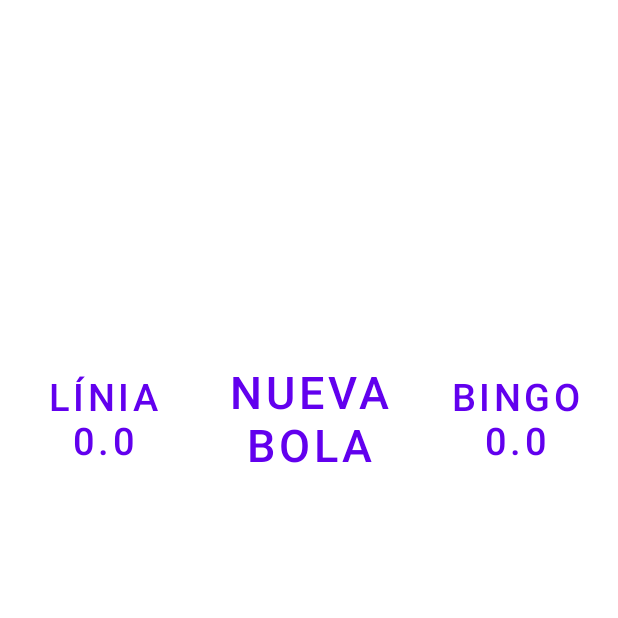
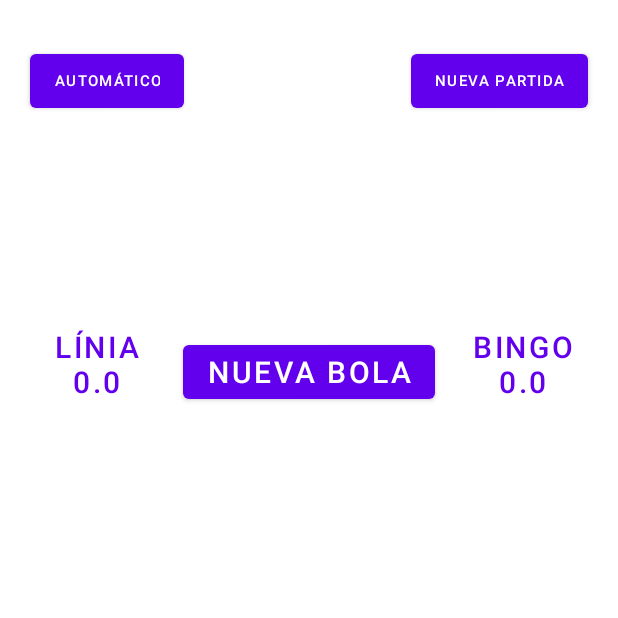
Before and after one commit to vicentlozano/androiBingo, an Android app built with Jetpack Compose: the Bombo screen opened directly, with no data from a screen before it, on a phone screen of 412 x 824 dp, the top half of it. Run offline under Robolectric (Android 15) with nearby library versions, the phone set to English and light mode, and no system bars.

Commit message:
Nueva VERSION V2

```diff
--- a/app/src/main/java/vilo/dev/Bombo.kt
+++ b/app/src/main/java/vilo/dev/Bombo.kt
@@ -1,14 +1,18 @@
 package vilo.dev
 
-import android.animation.ObjectAnimator
-import android.animation.PropertyValuesHolder
+
+import android.content.Intent
 import android.os.Bundle
+import android.os.Handler
 import android.os.Looper
+import android.speech.tts.TextToSpeech
 import android.view.Gravity
-import android.widget.Button
+import android.view.View
+import android.widget.GridLayout
+import android.widget.TextView
 import androidx.activity.enableEdgeToEdge
 import androidx.appcompat.app.AppCompatActivity
-import android.widget.GridLayout
+import androidx.appcompat.content.res.AppCompatResources
 import com.google.android.material.button.MaterialButton
 import android.widget.TextView as textView
 
@@ -19,7 +23,8 @@ class Bombo : AppCompatActivity() {
     private var arrayBombo = IntArray(90)
     private var arrayTextViews = Array<String?>(90) { null } // Array para guardar el estado de los TextViews
     private var bolaSaliente: String? = null // Variable para guardar el estado del TextView bola_saliente
-
+    private lateinit var textToSpeech: TextToSpeech
+git
 
 
     override fun onCreate(savedInstanceState: Bundle?) {
@@ -29,18 +34,20 @@ class Bombo : AppCompatActivity() {
             precio = savedInstanceState.getDouble("precio")
             seleccion = savedInstanceState.getInt("seleccion")
             arrayBombo = savedInstanceState.getIntArray("arrayBombo") ?: IntArray(90)
-            arrayTextViews = savedInstanceState.getStringArray("arrayTextViews") ?: Array<String?>(90) { null }
+            arrayTextViews =
+                savedInstanceState.getStringArray("arrayTextViews") ?: Array<String?>(90) { null }
             bolaSaliente = savedInstanceState.getString("bolaSaliente")
 
 
+        }
 
-        }
+
         setContentView(R.layout.bombo)
-         numeroCartones = intent.getIntExtra("numeroCartones", 0)
-         precio = intent.getDoubleExtra("precio", 0.0)
-         seleccion = intent.getIntExtra("seleccion", 0)
+        numeroCartones = intent.getIntExtra("numeroCartones", 0)
+        precio = intent.getDoubleExtra("precio", 0.0)
+        seleccion = intent.getIntExtra("seleccion", 0)
         enableEdgeToEdge()
-        premios(numeroCartones,precio,seleccion)
+        premios(numeroCartones, precio, seleccion)
         noventaContenedores()
         for (i in 1..90) {
             val textView = findViewById<textView>(i)
@@ -48,73 +55,53 @@ class Bombo : AppCompatActivity() {
         }
         val botonBombo = findViewById<MaterialButton>(R.id.botonNuevaBola)
         botonBombo.setOnClickListener {
+            val numeroSalida = findViewById<TextView>(R.id.bola_saliente)
+            numeroSalida.visibility = View.VISIBLE // Aquí se cambia la visibilidad a visible
             nunmeroAleatorio()
+
         }
-        val botonBingo = findViewById<MaterialButton>(R.id.bingo)
-        botonBingo.setOnClickListener {
-            val count = arrayBombo.count { it !==0}
-            if (count >= 15){
-            showAlertBingo(getString(R.string.es_bingo))}
+        var isPlaying = false
+        val botonPlayPause = findViewById<MaterialButton>(R.id.play)
+        botonPlayPause.setOnClickListener(){
+            if(isPlaying){
+            botonPlayPause.background = AppCompatResources.getDrawable(this,R.drawable.playerpause)
+                handler.postDelayed(runnable, 4000) // Inicia el cambio automático de la bola
+                isPlaying=false
+            }
+            else{
+                botonPlayPause.background = AppCompatResources.getDrawable(this, R.drawable.playerplay)
+                handler.removeCallbacks(runnable) // Detiene el cambio automático de la bola
+                isPlaying=true
+            }
         }
         val numeroSalida = findViewById<textView>(R.id.bola_saliente)
         numeroSalida.text = bolaSaliente ?: ""
-        //animaciones botonoes bingo y linia
-        val botonLinea: MaterialButton = findViewById(R.id.Línia)
-        botonLinea.setOnClickListener {
-            val count = arrayBombo.count { it != 0 }
-            if (count >= 5) {
-            showAlertLinia()}
+        val botonNuevaPartida = findViewById<MaterialButton>(R.id.boton_nueva_partida)
+        botonNuevaPartida.setOnClickListener{
+            val intent = Intent(this, Configuration:: class.java)
+            startActivity(intent)
         }
-        val handlerLinea = android.os.Handler(Looper.getMainLooper())
-        val runnableLinea = object : Runnable {
-            override fun run() {
-                // Crear y ejecutar la animación para el botón de línea
-                val animacionLinea = ObjectAnimator.ofPropertyValuesHolder(
-                    botonLinea,
-                    PropertyValuesHolder.ofFloat("scaleX", 1.2f),
-                    PropertyValuesHolder.ofFloat("scaleY", 1.2f)
-                ).apply {
-                    duration = 500 // duración en milisegundos
-                    repeatCount = 1
-                    repeatMode = ObjectAnimator.REVERSE
+        val manual_automatico = findViewById<MaterialButton>(R.id.manual_automatico)
+        manual_automatico.setOnClickListener{
+            if(manual_automatico.text==getString(R.string.automatico)) {
+                manual_automatico.text= getString(R.string.manual)
+                //handler.postDelayed(runnable, 4000) // Inicia el cambio automático de la bola
+                botonBombo.visibility = View.GONE
+                botonPlayPause.visibility = View.VISIBLE
+                isPlaying=true
                 }
-                animacionLinea.start()
-
-                // Repetir este Runnable cada 8 segundos
-                handlerLinea.postDelayed(this, 8000)
-            }
+                else{
+                    manual_automatico.text = getString(R.string.automatico)
+                handler.removeCallbacks(runnable) // Detiene el cambio automático de la bola
+                botonBombo.visibility = View.VISIBLE
+                botonPlayPause.visibility = View.GONE
+                }
         }
-
-        val handlerBingo = android.os.Handler(Looper.getMainLooper())
-        val runnableBingo = object : Runnable {
-            override fun run() {
-                // Crear y ejecutar la animación para el botón de bingo
-                val animacionBingo = ObjectAnimator.ofPropertyValuesHolder(
-                    botonBingo,
-                    PropertyValuesHolder.ofFloat("scaleX", 1.2f),
-                    PropertyValuesHolder.ofFloat("scaleY", 1.2f)
-                ).apply {
-                    duration = 500 // duración en milisegundos
-                    repeatCount = 1
-                    repeatMode = ObjectAnimator.REVERSE
-                }
-                animacionBingo.start()
-
-                // Repetir este Runnable cada 8 segundos
-                handlerBingo.postDelayed(this, 8000)
-            }
-        }
-
-        // Iniciar los Runnables
-        handlerLinea.post(runnableLinea)
-        handlerBingo.post(runnableBingo)
-            }
 
 
 
 
-
-
+    }
 
 
     private fun noventaContenedores() {
@@ -151,29 +138,16 @@ class Bombo : AppCompatActivity() {
         textView.text = numero.toString()
         val numeroSalida = findViewById<textView>(R.id.bola_saliente)
         numeroSalida.text = numero.toString()
-        if(!arrayBombo.contains(0)){
-          showAlertBingo(getString(R.string.bombo_completo))
 
-        }
+
 
 
     }
-    private fun showAlertBingo(mensage: String){
-        val dialogo = MiDialogoPersonalizado()
 
-            val args = Bundle()
-            args.putString("mensage", mensage)
-            dialogo.arguments = args
-            dialogo.show(supportFragmentManager, "MiDialogoPersonalizado")
-        }
-    private fun showAlertLinia(){
-        val dialogo = MiDialogoPersonalizadoLinia()
-        dialogo.show(supportFragmentManager,"MiDialogoPersonalizadoLinia")
-    }
 
     private fun premios(cartones: Int, precio: Double,porcentaje: Int){
-        val botonLinea = findViewById<Button>(R.id.Línia)
-        val botonBingo = findViewById<Button>(R.id.bingo)
+        val botonLinea = findViewById<TextView>(R.id.Línia)
+        val botonBingo = findViewById<TextView>(R.id.bingo)
         val premioTotal = cartones * precio
         var premioBingo = 0.0
         var premioLinia  = 0.0
@@ -208,5 +182,15 @@ class Bombo : AppCompatActivity() {
         outState.putString("bolaSaliente", numeroSalida.text.toString())
 
     }
+    private val handler = Handler(Looper.getMainLooper())
+    private val runnable = object : Runnable {
+        override fun run() {
+            nunmeroAleatorio()
+            handler.postDelayed(this, 4000) // Ejecuta el Runnable cada 4 segundos
+        }
+    }
+
+
+
 
     }
--- /dev/null
+++ b/app/src/main/res/drawable/bingo_ball.xml
@@ -0,0 +1,18 @@
+<?xml version="1.0" encoding="utf-8"?>
+<layer-list xmlns:android="http://schemas.android.com/apk/res/android">
+    <item>
+        <shape android:shape="oval">
+            <solid android:color="#50000000"/>
+            <padding android:bottom="3dp" android:left="3dp" android:right="3dp" android:top="3dp"/>
+        </shape>
+    </item>
+    <item>
+        <shape android:shape="oval">
+            <gradient
+                android:startColor="#4CAF50"
+                android:endColor="#388E3C"
+                android:type="radial"
+                android:gradientRadius="50%p" />
+        </shape>
+    </item>
+</layer-list>
--- a/app/src/main/res/drawable/boton_bola_nueva.xml
+++ /dev/null
@@ -1,6 +0,0 @@
-<?xml version="1.0" encoding="utf-8"?>
-<shape xmlns:android="http://schemas.android.com/apk/res/android">
-    <solid android:color="#00000000"/> <!-- color del botón -->
-    <corners android:radius="100dp"/> <!-- radio de la esquina -->
-    <size android:width="80dp" android:height="80dp"/>
-</shape>
--- a/app/src/main/res/drawable/rounf_button.xml
+++ b/app/src/main/res/drawable/rounf_button.xml
@@ -1,5 +1,9 @@
 <?xml version="1.0" encoding="utf-8"?>
-<shape xmlns:android="http://schemas.android.com/apk/res/android">
-    <solid android:color="#FFFF00"/> <!-- Color de fondo amarillo -->
-    <corners android:radius="250dp"/> <!-- Esquinas redondeadas -->
-</shape>
+<selector xmlns:android="http://schemas.android.com/apk/res/android">
+    <item>
+        <shape>
+            <solid android:color="#B3000000"/> <!-- Fondo transparente al 70% -->
+            <corners android:radius="10dp"/> <!-- Bordes redondeados -->
+        </shape>
+    </item>
+</selector>
--- a/app/src/main/res/layout/bombo.xml
+++ b/app/src/main/res/layout/bombo.xml
@@ -1,73 +1,111 @@
 <?xml version="1.0" encoding="utf-8"?>
-<LinearLayout xmlns:android="http://schemas.android.com/apk/res/android"
+<androidx.constraintlayout.widget.ConstraintLayout xmlns:android="http://schemas.android.com/apk/res/android"
+    xmlns:app="http://schemas.android.com/apk/res-auto"
     android:id="@+id/bomboLayout"
     android:layout_width="match_parent"
     android:layout_height="match_parent"
-
     android:gravity="center"
     android:orientation="vertical">
 
-    <LinearLayout
-        android:layout_width="match_parent"
-        android:layout_height="0dp"
-        android:layout_weight="1"
-        android:orientation="vertical">
 
+    <androidx.constraintlayout.widget.Guideline
+        android:layout_height="wrap_content"
+        android:layout_width="wrap_content"
+        android:orientation="horizontal"
+        android:id="@+id/guia_Horizontal"
+        app:layout_constraintGuide_percent="@dimen/guia_horizontal_position" />
     <TextView
         android:id="@+id/bola_saliente"
-            android:layout_width="match_parent"
-            android:layout_height="0dp"
-            android:layout_weight="1"
+        android:layout_width="150dp"
+        android:layout_height="150dp"
         android:gravity="center"
-            android:textColor="#4CAF50"
-            android:textSize="100sp" />
-        <LinearLayout
-            android:layout_width="match_parent"
-            android:layout_height="0dp"
-            android:layout_weight = "1"
-            android:orientation="horizontal"
-            android:gravity="center">
+        android:text="2"
+        android:alpha="1"
+        android:textSize="90sp"
+        android:visibility="invisible"
+        app:layout_constraintTop_toTopOf="parent"
+        android:layout_marginTop="50dp"
+        android:layout_marginBottom="50dp"
+        app:layout_constraintStart_toStartOf="parent"
+        app:layout_constraintEnd_toEndOf="parent"
+        android:background="@drawable/bingo_ball" />
     <com.google.android.material.button.MaterialButton
+        android:layout_width="wrap_content"
+        android:layout_height="wrap_content"
+        android:id="@+id/manual_automatico"
+        android:layout_marginStart="20dp"
+        app:layout_constraintStart_toStartOf="parent"
+        app:layout_constraintTop_toTopOf="parent"
+        android:text="@string/automatico"
+        android:textSize="10sp"
+        android:layout_marginEnd="20dp"
+        android:layout_marginTop="30dp"/>
+    <com.google.android.material.button.MaterialButton
+        android:layout_width="wrap_content"
+        android:layout_height="wrap_content"
+        android:layout_marginStart="20dp"
+        android:id="@+id/boton_nueva_partida"
+        app:layout_constraintEnd_toEndOf="parent"
+        app:layout_constraintTop_toTopOf="parent"
+        android:text="@string/nueva_partida1"
+        android:textSize="10sp"
+        android:layout_marginEnd="20dp"
+        android:layout_marginTop="30dp"/>
+    <TextView
         android:id="@+id/Línia"
         style="@style/Widget.MaterialComponents.Button.TextButton"
         android:layout_width="0dp"
         android:layout_height="wrap_content"
-                android:layout_weight="1"
+       app:layout_constraintStart_toStartOf="parent"
+        app:layout_constraintBottom_toTopOf="@+id/guia_Horizontal"
+        android:layout_marginLeft="20dp"
         android:text = "@string/linia"
-                android:textSize="25sp" />
+        android:textSize="20sp" />
     <com.google.android.material.button.MaterialButton
         android:id="@+id/botonNuevaBola"
-                style="@style/Widget.MaterialComponents.Button.TextButton"
-                android:layout_width="0dp"
+        android:layout_width="wrap_content"
         android:layout_height="wrap_content"
-                android:layout_weight="1"
-                android:background="@drawable/boton_bola_nueva"
+        app:layout_constraintBottom_toTopOf="@+id/guia_Horizontal"
+        app:layout_constraintEnd_toEndOf="parent"
+        app:layout_constraintStart_toStartOf="parent"
         android:text = "@string/nueva_bola"
-                android:textSize="30sp" />
+        android:textSize="20sp" />
     <com.google.android.material.button.MaterialButton
+        android:id="@+id/play"
+        android:layout_width="70dp"
+        android:layout_height="70dp"
+        app:layout_constraintBottom_toTopOf="@+id/guia_Horizontal"
+        app:layout_constraintEnd_toEndOf="parent"
+        android:visibility="gone"
+        android:background="@drawable/playerplay"
+        app:layout_constraintStart_toStartOf="parent" />
+    <TextView
         android:id="@+id/bingo"
         style="@style/Widget.MaterialComponents.Button.TextButton"
         android:layout_width="0dp"
         android:layout_height="wrap_content"
-                android:layout_weight="1"
-                android:background="@drawable/boton_bola_nueva"
+        android:layout_marginEnd="20dp"
+        app:layout_constraintBottom_toTopOf="@+id/guia_Horizontal"
+        app:layout_constraintEnd_toEndOf="parent"
         android:text = "@string/bingo"
-                android:textSize="25sp" />
-        </LinearLayout>
+        android:textSize="20sp" />
 
-    </LinearLayout>
 
     <GridLayout
         android:id="@+id/bomboGrid"
         android:layout_width="match_parent"
         android:layout_height="0dp"
         android:layout_gravity="center"
-        android:layout_weight="1"
+        app:layout_constraintTop_toBottomOf="@+id/guia_Horizontal"
+        app:layout_constraintBottom_toBottomOf="parent"
         android:columnCount="10"
-        android:layout_marginBottom="80dp"
+        android:layout_marginTop="50dp"
+        android:layout_marginLeft="20dp"
+        android:layout_marginRight="20dp"
+        android:layout_marginBottom="50dp"
         android:rowCount="9">
 
     </GridLayout>
 
 
-</LinearLayout>
+</androidx.constraintlayout.widget.ConstraintLayout>
--- a/app/src/main/res/layout/configuration_dialog.xml
+++ b/app/src/main/res/layout/configuration_dialog.xml
@@ -82,7 +82,7 @@
         app:layout_constraintTop_toBottomOf="@id/contenido2"
         app:layout_constraintStart_toStartOf="@id/guideline_center"
         app:layout_constraintEnd_toEndOf="parent"
-        android:layout_marginTop="30dp"
+        android:layout_marginTop="50dp"
         />
 
     <com.google.android.material.button.MaterialButton
@@ -90,10 +90,10 @@
         android:id="@+id/continuar"
         android:layout_height="wrap_content"
         android:text="@string/continuar"
-        app:layout_constraintTop_toBottomOf="@id/contenido1"
+        app:layout_constraintBottom_toBottomOf="parent"
         app:layout_constraintStart_toStartOf="parent"
         app:layout_constraintEnd_toEndOf="parent"
-        android:layout_marginTop="220dp"
+        android:layout_marginBottom="110dp"
         android:gravity="center"/>
 
 
--- a/app/src/main/res/layout/menu.xml
+++ b/app/src/main/res/layout/menu.xml
@@ -4,7 +4,7 @@
     android:layout_width="match_parent"
     android:layout_height="match_parent"
     android:gravity="bottom"
-    android:background="@drawable/imagen_bingo">
+    android:background="@drawable/imagen_bingo2">
 
     <com.google.android.material.button.MaterialButton
         android:id="@+id/botonInicio"
@@ -13,7 +13,7 @@
         android:textFontWeight="@integer/material_motion_duration_medium_2"
         android:layout_gravity="center"
         android:text="@string/iniciar_nueva_partida"
-        android:layout_marginBottom="130dp"/>
+        android:layout_marginBottom="110dp"/>
 
 
 
--- /dev/null
+++ b/app/src/main/res/values-land/dimens.xml
@@ -0,0 +1,3 @@
+<resources>
+    <dimen name="guia_horizontal_position">0.4</dimen> <!-- Posición para la orientación vertical -->
+</resources>
--- /dev/null
+++ b/app/src/main/res/values/dimens.xml
@@ -0,0 +1,3 @@
+<resources>
+    <dimen name="guia_horizontal_position">0.33</dimen> <!-- Posición predeterminada -->
+</resources>
--- a/app/src/main/res/values/strings.xml
+++ b/app/src/main/res/values/strings.xml
@@ -1,6 +1,6 @@
 <resources>
     <string name="app_name">bingo</string>
-    <string name="iniciar_nueva_partida">Iniciar nueva partida</string>
+    <string name="iniciar_nueva_partida">nueva partida</string>
     <string name="nueva_bola">Nueva Bola</string>
     <string name="empezar">Empezar</string>
     <string name="linia">Línia</string>
@@ -19,5 +19,8 @@
     <string name="linia_correcta">La Línia es correcta?</string>
     <string name="si">si</string>
     <string name="no">no</string>
+    <string name="nueva_partida1">Nueva Partida</string>
+    <string name="manual">Manual</string>
+    <string name="automatico">Automático</string>
 
 </resources>
```
Also changed, not shown: app/src/main/res/drawable/playerpause.png (added), app/src/main/res/drawable/playerplay.png (added), 1 other file. Lines whose indentation alone changed are shown as unchanged.
